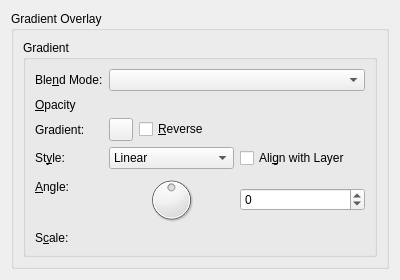
Before: the Qt Designer form krita/ui/layerstyles/WdgGradientOverlay.ui in KDE/krita, drawn with Qt 5.
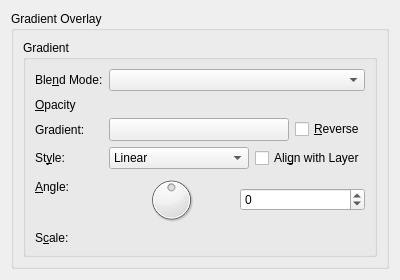
After: the same form once the commit is applied. Custom widgets are drawn as their Qt base class.

Diff of the .ui file:
```diff
--- a/krita/ui/layerstyles/WdgGradientOverlay.ui
+++ b/krita/ui/layerstyles/WdgGradientOverlay.ui
@@ -88,7 +88,14 @@
          <item row="2" column="1">
           <layout class="QHBoxLayout" name="horizontalLayout_3">
            <item>
-            <widget class="KisCmbGradient" name="cmbGradient"/>
+            <widget class="KisCmbGradient" name="cmbGradient">
+             <property name="sizePolicy">
+              <sizepolicy hsizetype="Expanding" vsizetype="Fixed">
+               <horstretch>11</horstretch>
+               <verstretch>0</verstretch>
+              </sizepolicy>
+             </property>
+            </widget>
            </item>
            <item>
             <widget class="QCheckBox" name="chkReverse">
@@ -113,6 +120,12 @@
           <layout class="QHBoxLayout" name="horizontalLayout_4">
            <item>
             <widget class="QComboBox" name="cmbStyle">
+             <property name="sizePolicy">
+              <sizepolicy hsizetype="Expanding" vsizetype="Fixed">
+               <horstretch>0</horstretch>
+               <verstretch>0</verstretch>
+              </sizepolicy>
+             </property>
              <item>
               <property name="text">
                <string>Linear</string>
```
Left out of the diff: 14 changed lines with no effect on the pictures.
